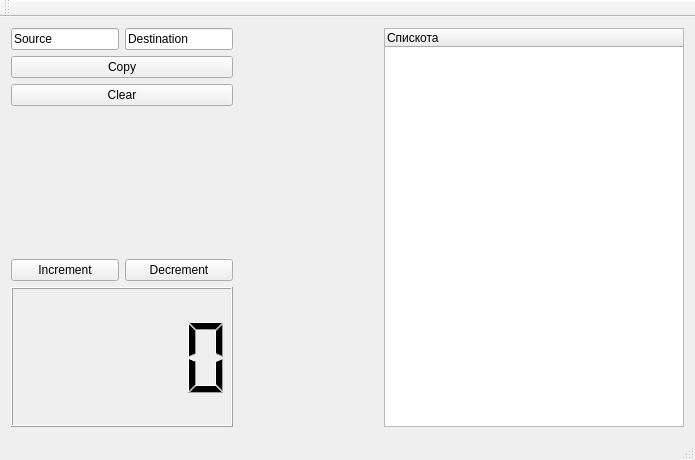
First picture: the form in mainwindow.ui, repository vyablokov/qttest, before the edit.
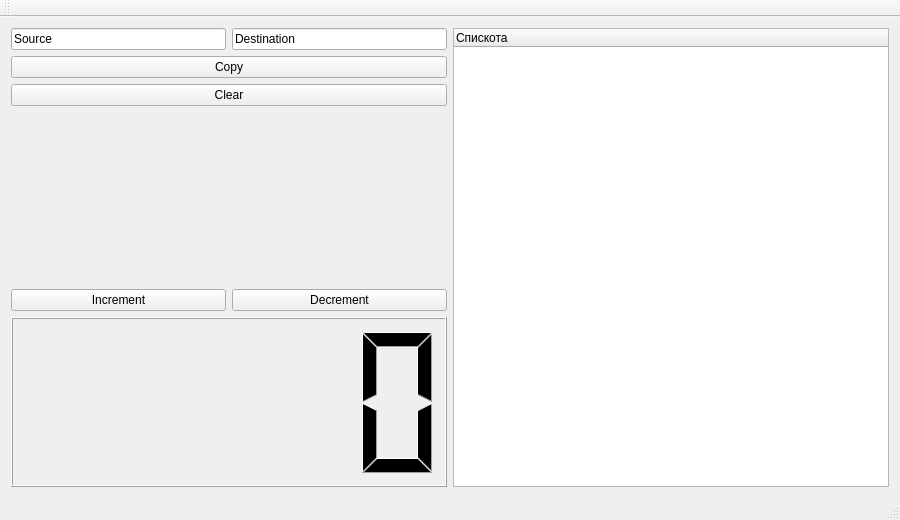
Second picture: the form after the edit.

The edit to the form file:
```diff
--- a/mainwindow.ui
+++ b/mainwindow.ui
@@ -6,8 +6,8 @@
    <rect>
     <x>0</x>
     <y>0</y>
-    <width>695</width>
-    <height>460</height>
+    <width>900</width>
+    <height>520</height>
    </rect>
   </property>
   <property name="minimumSize">
@@ -101,24 +101,11 @@
       </item>
      </layout>
     </item>
-    <item>
-     <spacer name="horizontalSpacer">
-      <property name="orientation">
-       <enum>Qt::Horizontal</enum>
-      </property>
-      <property name="sizeHint" stdset="0">
-       <size>
-        <width>40</width>
-        <height>20</height>
-       </size>
-      </property>
-     </spacer>
-    </item>
     <item>
      <widget class="QTreeWidget" name="treeWidget">
       <property name="minimumSize">
        <size>
-        <width>300</width>
+        <width>0</width>
         <height>0</height>
        </size>
       </property>
```
Left out of the diff: 2 changed lines with no effect on the pictures.
